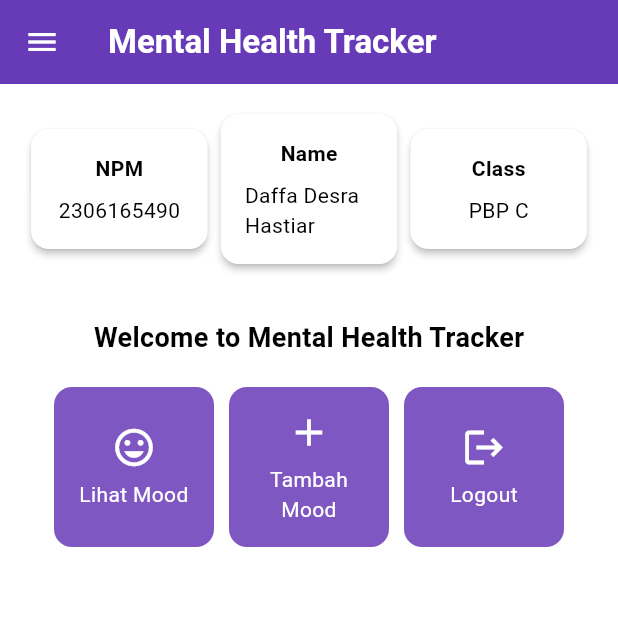
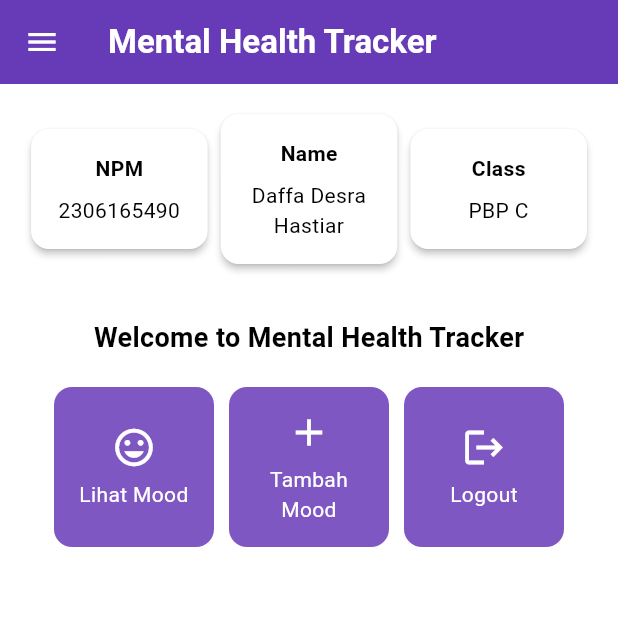
Before and after one commit to daffadesra/mental-health-tracker-mobile, a Flutter app: the screen it shows after launch, on a phone screen of 412 x 824 dp, the top half of it. Run offline on Flutter 3.47's test engine with Material 3 defaults, Android fonts, the phone set to English and light mode, and no system bars.

Commit message:
center infocard text

```diff
--- a/lib/screens/menu.dart
+++ b/lib/screens/menu.dart
@@ -122,7 +122,7 @@ class InfoCard extends StatelessWidget {
               style: const TextStyle(fontWeight: FontWeight.bold),
             ),
             const SizedBox(height: 8.0),
-            Text(content),
+            Text(content, textAlign: TextAlign.center),
           ],
         ),
       ),
```
